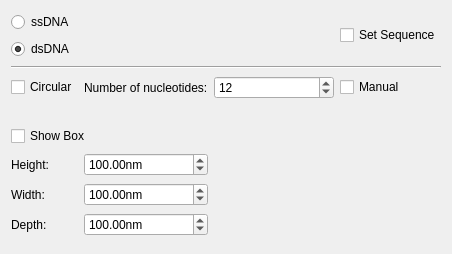
First picture: the form in AdenitaCoreSE/form/SEDSDNACreatorEditorGUI.ui, repository 1A-OneAngstrom/Adenita, before the edit.
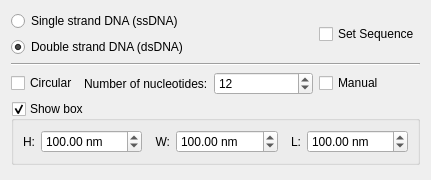
Second picture: the form after the edit.

Diff of the .ui file:
```diff
--- a/AdenitaCoreSE/form/SEDSDNACreatorEditorGUI.ui
+++ b/AdenitaCoreSE/form/SEDSDNACreatorEditorGUI.ui
@@ -6,14 +6,14 @@
    <rect>
     <x>0</x>
     <y>0</y>
-    <width>452</width>
-    <height>254</height>
+    <width>431</width>
+    <height>180</height>
    </rect>
   </property>
   <property name="minimumSize">
    <size>
-    <width>382</width>
-    <height>192</height>
+    <width>380</width>
+    <height>180</height>
    </size>
   </property>
   <property name="windowTitle">
@@ -22,15 +22,11 @@
   <layout class="QVBoxLayout" name="verticalLayout">
    <item>
     <layout class="QGridLayout" name="gridLayout">
-     <item row="3" column="1">
-      <widget class="QLabel" name="label_4">
-       <property name="text">
-        <string>Number of nucleotides:</string>
-       </property>
-      </widget>
-     </item>
      <item row="3" column="0">
       <widget class="QCheckBox" name="chkCircular">
+       <property name="toolTip">
+        <string>Create a circular DNA strands</string>
+       </property>
        <property name="text">
         <string>Circular</string>
        </property>
@@ -46,93 +42,6 @@
        </property>
       </widget>
      </item>
-     <item row="7" column="1">
-      <widget class="QDoubleSpinBox" name="spnBoxWidth">
-       <property name="suffix">
-        <string>nm</string>
-       </property>
-       <property name="maximum">
-        <double>10000.000000000000000</double>
-       </property>
-       <property name="value">
-        <double>100.000000000000000</double>
-       </property>
-      </widget>
-     </item>
-     <item row="6" column="1">
-      <widget class="QDoubleSpinBox" name="spnBoxHeight">
-       <property name="suffix">
-        <string>nm</string>
-       </property>
-       <property name="maximum">
-        <double>10000.000000000000000</double>
-       </property>
-       <property name="value">
-        <double>100.000000000000000</double>
-       </property>
-      </widget>
-     </item>
-     <item row="4" column="0" colspan="5">
-      <spacer name="horizontalSpacer">
-       <property name="orientation">
-        <enum>Qt::Horizontal</enum>
-       </property>
-       <property name="sizeHint" stdset="0">
-        <size>
-         <width>40</width>
-         <height>20</height>
-        </size>
-       </property>
-      </spacer>
-     </item>
-     <item row="6" column="0">
-      <widget class="QLabel" name="label">
-       <property name="text">
-        <string>Height:</string>
-       </property>
-      </widget>
-     </item>
-     <item row="5" column="0" colspan="5">
-      <widget class="QCheckBox" name="chkShowBox">
-       <property name="text">
-        <string>Show Box</string>
-       </property>
-      </widget>
-     </item>
-     <item row="8" column="0">
-      <widget class="QLabel" name="label_3">
-       <property name="text">
-        <string>Depth:</string>
-       </property>
-      </widget>
-     </item>
-     <item row="7" column="0">
-      <widget class="QLabel" name="label_2">
-       <property name="text">
-        <string>Width:</string>
-       </property>
-      </widget>
-     </item>
-     <item row="3" column="4">
-      <widget class="QCheckBox" name="chkManual">
-       <property name="text">
-        <string>Manual</string>
-       </property>
-      </widget>
-     </item>
-     <item row="8" column="1">
-      <widget class="QDoubleSpinBox" name="spnBoxDepth">
-       <property name="suffix">
-        <string>nm</string>
-       </property>
-       <property name="maximum">
-        <double>10000.000000000000000</double>
-       </property>
-       <property name="value">
-        <double>100.000000000000000</double>
-       </property>
-      </widget>
-     </item>
      <item row="2" column="0" colspan="5">
       <widget class="Line" name="line">
        <property name="orientation">
@@ -142,30 +51,190 @@
      </item>
      <item row="0" column="0" colspan="4">
       <widget class="QRadioButton" name="rdnSSDNA">
+       <property name="toolTip">
+        <string>Draw single strand DNA (ssDNA)</string>
+       </property>
        <property name="text">
-        <string>ssDNA</string>
+        <string>Single strand DNA (ssDNA)</string>
+       </property>
+      </widget>
+     </item>
+     <item row="0" column="4" rowspan="2">
+      <widget class="QCheckBox" name="chkSetScaffold">
+       <property name="toolTip">
+        <string>Check to provide the DNA sequence when drawing</string>
+       </property>
+       <property name="text">
+        <string>Set Sequence</string>
+       </property>
+      </widget>
+     </item>
+     <item row="3" column="1">
+      <widget class="QLabel" name="label_4">
+       <property name="text">
+        <string>Number of nucleotides:</string>
        </property>
       </widget>
      </item>
      <item row="1" column="0" colspan="4">
       <widget class="QRadioButton" name="rndDSDNA">
+       <property name="toolTip">
+        <string>Draw double strand DNA (dsDNA)</string>
+       </property>
        <property name="text">
-        <string>dsDNA</string>
+        <string>Double strand DNA (dsDNA)</string>
        </property>
        <property name="checked">
         <bool>true</bool>
        </property>
       </widget>
      </item>
-     <item row="0" column="4" rowspan="2">
-      <widget class="QCheckBox" name="chkSetScaffold">
+     <item row="3" column="4">
+      <widget class="QCheckBox" name="chkManual">
        <property name="text">
-        <string>Set Sequence</string>
+        <string>Manual</string>
        </property>
       </widget>
      </item>
     </layout>
    </item>
+   <item>
+    <widget class="QGroupBox" name="groupBoxShowBox">
+     <property name="toolTip">
+      <string>Show the box with the given size in the Viewport</string>
+     </property>
+     <property name="title">
+      <string>Show box</string>
+     </property>
+     <property name="checkable">
+      <bool>true</bool>
+     </property>
+     <layout class="QVBoxLayout" name="verticalLayout_2">
+      <item>
+       <layout class="QHBoxLayout" name="horizontalLayout">
+        <item>
+         <widget class="QLabel" name="label">
+          <property name="sizePolicy">
+           <sizepolicy hsizetype="Preferred" vsizetype="Preferred">
+            <horstretch>0</horstretch>
+            <verstretch>0</verstretch>
+           </sizepolicy>
+          </property>
+          <property name="text">
+           <string>H:</string>
+          </property>
+          <property name="alignment">
+           <set>Qt::AlignRight|Qt::AlignTrailing|Qt::AlignVCenter</set>
+          </property>
+         </widget>
+        </item>
+        <item>
+         <widget class="QDoubleSpinBox" name="spnBoxHeight">
+          <property name="sizePolicy">
+           <sizepolicy hsizetype="Expanding" vsizetype="Fixed">
+            <horstretch>0</horstretch>
+            <verstretch>0</verstretch>
+           </sizepolicy>
+          </property>
+          <property name="suffix">
+           <string> nm</string>
+          </property>
+          <property name="maximum">
+           <double>10000.000000000000000</double>
+          </property>
+          <property name="value">
+           <double>100.000000000000000</double>
+          </property>
+         </widget>
+        </item>
+        <item>
+         <widget class="QLabel" name="label_2">
+          <property name="sizePolicy">
+           <sizepolicy hsizetype="Preferred" vsizetype="Preferred">
+            <horstretch>0</horstretch>
+            <verstretch>0</verstretch>
+           </sizepolicy>
+          </property>
+          <property name="text">
+           <string>  W:</string>
+          </property>
+          <property name="alignment">
+           <set>Qt::AlignRight|Qt::AlignTrailing|Qt::AlignVCenter</set>
+          </property>
+         </widget>
+        </item>
+        <item>
+         <widget class="QDoubleSpinBox" name="spnBoxWidth">
+          <property name="sizePolicy">
+           <sizepolicy hsizetype="Expanding" vsizetype="Fixed">
+            <horstretch>0</horstretch>
+            <verstretch>0</verstretch>
+           </sizepolicy>
+          </property>
+          <property name="suffix">
+           <string> nm</string>
+          </property>
+          <property name="maximum">
+           <double>10000.000000000000000</double>
+          </property>
+          <property name="value">
+           <double>100.000000000000000</double>
+          </property>
+         </widget>
+        </item>
+        <item>
+         <widget class="QLabel" name="label_3">
+          <property name="sizePolicy">
+           <sizepolicy hsizetype="Preferred" vsizetype="Preferred">
+            <horstretch>0</horstretch>
+            <verstretch>0</verstretch>
+           </sizepolicy>
+          </property>
+          <property name="text">
+           <string>  L:</string>
+          </property>
+          <property name="alignment">
+           <set>Qt::AlignRight|Qt::AlignTrailing|Qt::AlignVCenter</set>
+          </property>
+         </widget>
+        </item>
+        <item>
+         <widget class="QDoubleSpinBox" name="spnBoxDepth">
+          <property name="sizePolicy">
+           <sizepolicy hsizetype="Expanding" vsizetype="Fixed">
+            <horstretch>0</horstretch>
+            <verstretch>0</verstretch>
+           </sizepolicy>
+          </property>
+          <property name="suffix">
+           <string> nm</string>
+          </property>
+          <property name="maximum">
+           <double>10000.000000000000000</double>
+          </property>
+          <property name="value">
+           <double>100.000000000000000</double>
+          </property>
+         </widget>
+        </item>
+       </layout>
+      </item>
+     </layout>
+    </widget>
+   </item>
+   <item>
+    <spacer name="verticalSpacer">
+     <property name="orientation">
+      <enum>Qt::Vertical</enum>
+     </property>
+     <property name="sizeHint" stdset="0">
+      <size>
+       <width>20</width>
+       <height>40</height>
+      </size>
+     </property>
+    </spacer>
+   </item>
   </layout>
  </widget>
  <resources/>
```
Left out of the diff: 6 changed lines with no effect on the pictures.
